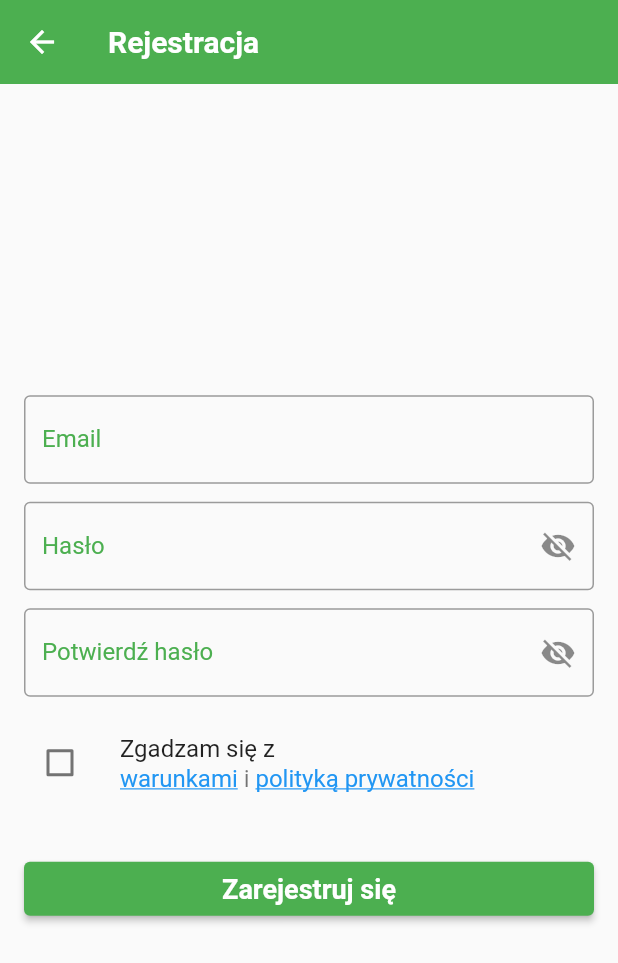
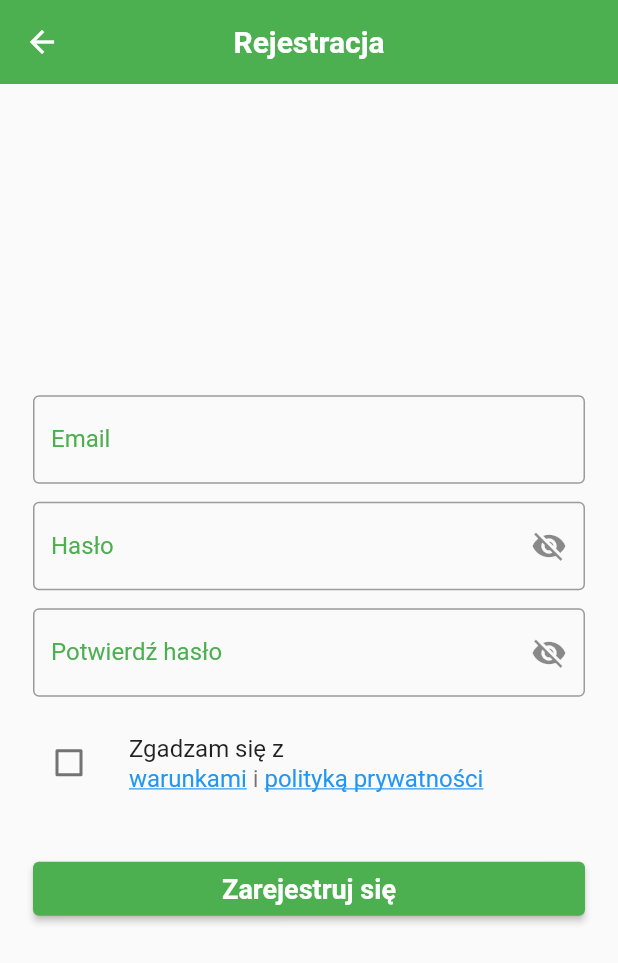
Before and after one commit to YehorUd/Zami, a Flutter app: the screen it shows after launch, after a tap on "Zarejestruj się przez E-mail", on a phone screen of 412 x 824 dp. Shown: the top 963 px of the screen. Run offline on Flutter 3.47's test engine with Material 2 defaults, Android fonts, the phone set to English and light mode, and no system bars; our stand-ins replace cloud_firestore, firebase_auth, firebase_core, flutter_signin_button, google_sign_in; missing offline and left inert: bcrypt, g_recaptcha_v3, pay; accounts and stored records are empty.

Commit message:
Prepare version 1.7 with enhanced web version and added mobile payment functionality
This commit introduces version 1.7, with major improvements to the web version, addressing various bugs and refining the user interface. Additionally, a functional mobile payment method has been integrated, providing users on mobile platforms with a seamless and secure payment experience. These enhancements aim to deliver an improved, consistent, and versatile user experience across both web and mobile platforms.

```diff
--- a/lib/main.dart
+++ b/lib/main.dart
@@ -39,7 +39,7 @@ class MyApp extends StatelessWidget {
   @override
   Widget build(BuildContext context) {
     return MaterialApp(
-      title: 'My App',
+      title: 'Zami',
       theme: appTheme,
       home: LoginPage(),
     );
--- a/lib/pages/categories_page.dart
+++ b/lib/pages/categories_page.dart
@@ -12,6 +12,7 @@ class CategoriesPage extends StatelessWidget {
     return Scaffold(
       appBar: AppBar(
         title: Text('Kategorie'),
+        centerTitle: true,
         automaticallyImplyLeading: false,
       ),
       body: Center(
--- a/lib/pages/login_page.dart
+++ b/lib/pages/login_page.dart
@@ -153,6 +153,7 @@ class _LoginPageState extends State<LoginPage> {
     return Scaffold(
       appBar: AppBar(
         title: const Text('Logowanie'),
+        centerTitle: true,
         automaticallyImplyLeading: false,
       ),
       body: Center(
@@ -162,14 +163,19 @@ class _LoginPageState extends State<LoginPage> {
             child: Column(
               mainAxisAlignment: MainAxisAlignment.center,
               children: [
-                TextField(
+                Container(
+                  width: 300, // Ustaw szerokość według własnych preferencji
+                  child: TextField(
                     controller: _emailController,
                     decoration: const InputDecoration(
                       labelText: 'Email',
                     ),
                   ),
+                ),
                 const SizedBox(height: 16.0),
-                TextField(
+                Container(
+                  width: 300, // Ustaw szerokość według własnych preferencji
+                  child: TextField(
                     controller: _passwordController,
                     decoration: InputDecoration(
                       labelText: 'Hasło',
@@ -187,6 +193,7 @@ class _LoginPageState extends State<LoginPage> {
                       ),
                     ),
                     obscureText: !_isPasswordVisible,
+                  ),
                 ),
 
                 const SizedBox(height: 16.0),
--- a/lib/pages/registration_page.dart
+++ b/lib/pages/registration_page.dart
@@ -20,8 +20,10 @@ class _RegistrationPageState extends State<RegistrationPage> {
   TextEditingController _passwordController = TextEditingController();
   TextEditingController _confirmPasswordController = TextEditingController();
 
-  bool _isPasswordVisible = false;
+  bool _isPasswordVisible1 = false;
+  bool _isPasswordVisible2 = false;
   bool _isAgreeChecked = false;
+
 
   void _register() async {
     try {
@@ -167,14 +169,18 @@ class _RegistrationPageState extends State<RegistrationPage> {
       MaterialPageRoute(builder: (context) => PrivacyPolicyPage()),
     );
   }
+
   @override
   Widget build(BuildContext context) {
     return Scaffold(
       appBar: AppBar(
         title: Text('Rejestracja'),
+        centerTitle: true,
       ),
-      body: Container(
+      body: Center(
+        child: Container(
           padding: EdgeInsets.all(16.0),
+          constraints: BoxConstraints(maxWidth: 400),
           child: Column(
             mainAxisAlignment: MainAxisAlignment.center,
             crossAxisAlignment: CrossAxisAlignment.stretch,
@@ -188,14 +194,14 @@ class _RegistrationPageState extends State<RegistrationPage> {
               SizedBox(height: 12.0),
               TextField(
                 controller: _passwordController,
-              obscureText: !_isPasswordVisible,
+                obscureText: !_isPasswordVisible1,
                 decoration: InputDecoration(
                   labelText: 'Hasło',
                   suffixIcon: IconButton(
-                  icon: Icon(_isPasswordVisible ? Icons.visibility : Icons.visibility_off),
+                    icon: Icon(_isPasswordVisible1 ? Icons.visibility : Icons.visibility_off),
                     onPressed: () {
                       setState(() {
-                      _isPasswordVisible = !_isPasswordVisible;
+                        _isPasswordVisible1 = !_isPasswordVisible1;
                       });
                     },
                   ),
@@ -204,14 +210,14 @@ class _RegistrationPageState extends State<RegistrationPage> {
               SizedBox(height: 12.0),
               TextField(
                 controller: _confirmPasswordController,
-              obscureText: !_isPasswordVisible,
+                obscureText: !_isPasswordVisible2,
                 decoration: InputDecoration(
                   labelText: 'Potwierdź hasło',
                   suffixIcon: IconButton(
-                  icon: Icon(_isPasswordVisible ? Icons.visibility : Icons.visibility_off),
+                    icon: Icon(_isPasswordVisible2 ? Icons.visibility : Icons.visibility_off),
                     onPressed: () {
                       setState(() {
-                      _isPasswordVisible = !_isPasswordVisible;
+                        _isPasswordVisible2 = !_isPasswordVisible2;
                       });
                     },
                   ),
@@ -263,6 +269,7 @@ class _RegistrationPageState extends State<RegistrationPage> {
             ],
           ),
         ),
+      ),
     );
   }
 }
--- a/pubspec.yaml
+++ b/pubspec.yaml
@@ -107,5 +107,6 @@ flutter:
     - assets/images/Woda(Niegaz)05l.jpg
     - assets/images/MirindaZero15l.jpg
     - assets/images/Mirinda05l.jpg
+    - assets/json/google_pay_config.json
   # To add assets to your application, add an assets section, like this:
   # assets:
```
Also changed, not shown: assets/json/google_pay_config.json (+25 -31 lines), lib/pages/cart_page.dart (+63 -21 lines), lib/pages/products_page.dart (+7 -1 lines), lib/pages/main_page.dart (line endings or trailing spaces), pubspec.lock, 2 other files. Lines whose indentation alone changed are shown as unchanged.
